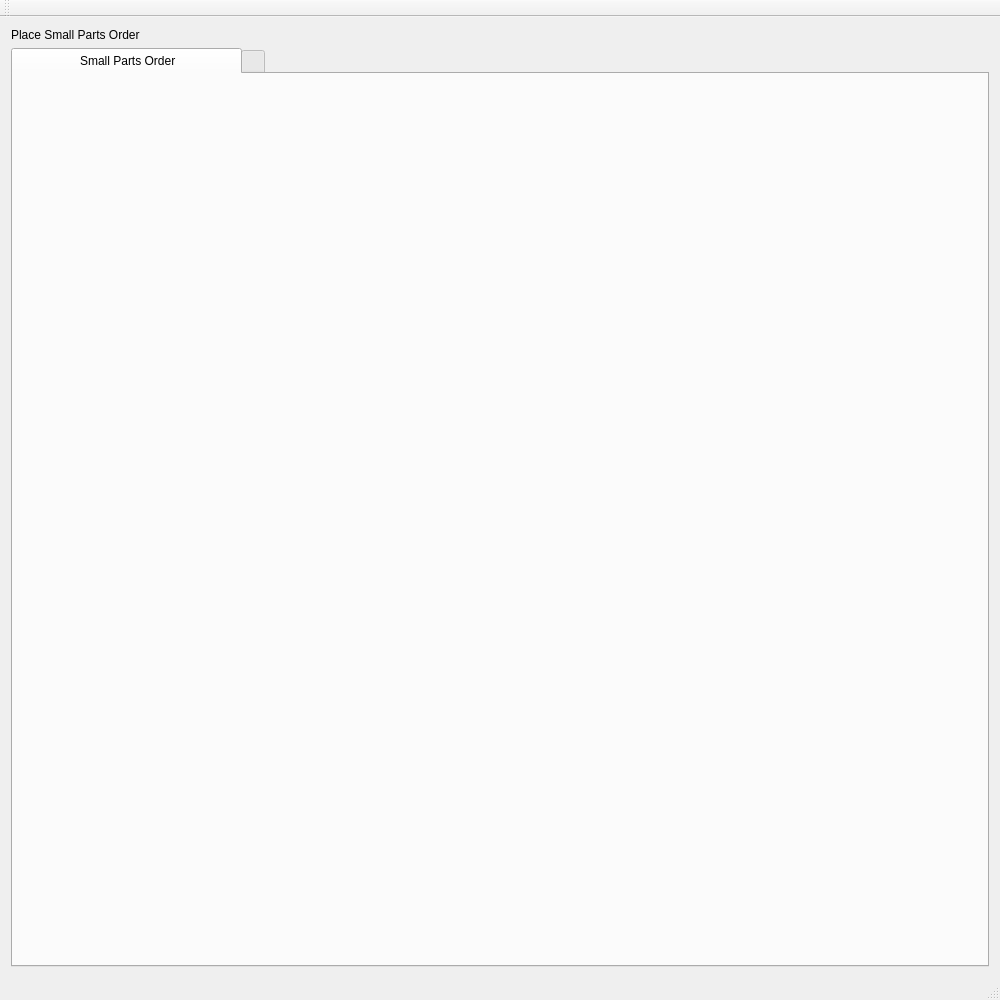
Old version of the form View/mainview.ui in the repository topherMcDonald/SPO.
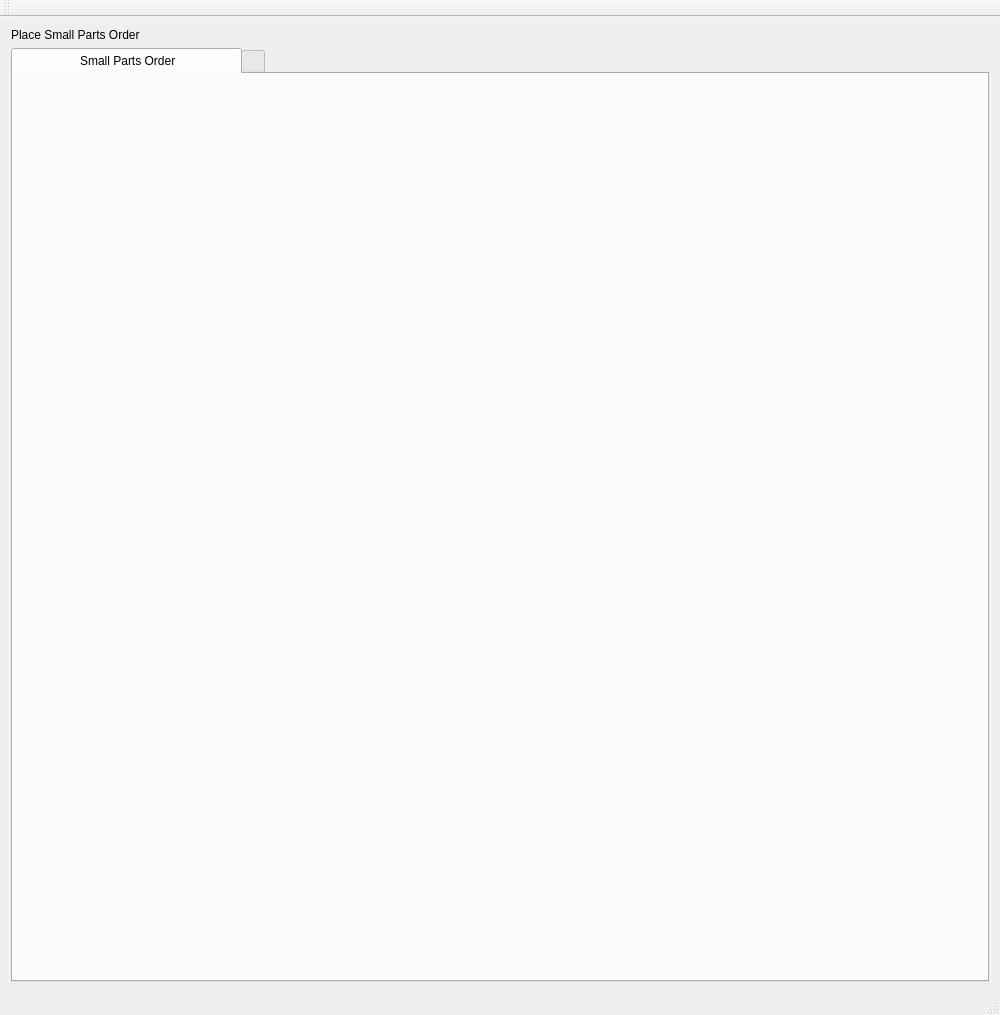
New version of the form. Icons and pictures are not drawn.

The edit to the form file:
```diff
--- a/View/mainview.ui
+++ b/View/mainview.ui
@@ -7,7 +7,7 @@
     <x>0</x>
     <y>0</y>
     <width>1000</width>
-    <height>1000</height>
+    <height>1015</height>
    </rect>
   </property>
   <property name="sizePolicy">
```
